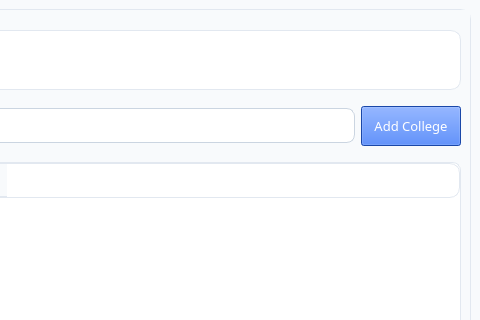
Qt form main_window.ui (Seaes24/Student-System-Management) before a commit; both pictures show x 520 to 1000 and y 0 to 320 of the 1000 by 700 pixel window.
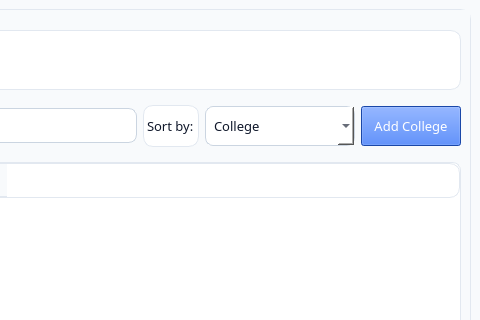
The same form after that commit. The open tabs and pages were chosen to show the change.

Commit message: Feat: Added sort on colleges

```diff
--- a/main_window.ui
+++ b/main_window.ui
@@ -1118,6 +1118,33 @@
                </property>
               </widget>
              </item>
+             <item>
+            <widget class="QLabel" name="sortLabel_4">
+                <property name="text">
+                    <string>Sort by:</string>
+                </property>
+            </widget>
+            </item>
+            <item>
+                <widget class="QComboBox" name="sortComboBox_4">
+                <property name="minimumSize">
+                    <size>
+                        <width>150</width>
+                        <height>40</height>
+                    </size>
+                </property>
+            <item>
+            <property name="text">
+                <string>College</string>
+            </property>
+            </item>
+            <item>
+            <property name="text">
+                <string>Code</string>
+            </property>
+            </item>
+            </widget>
+            </item>
              <item>
               <widget class="QPushButton" name="addCollegeButton">
                <property name="minimumSize">
```
The commit also changes 3 other files.
